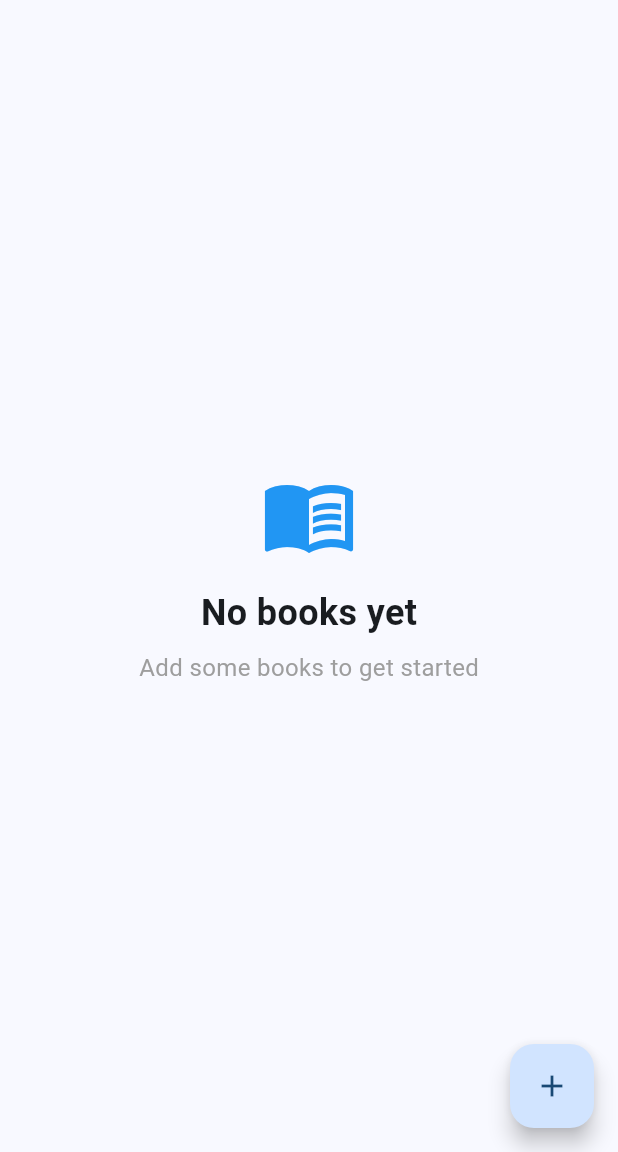
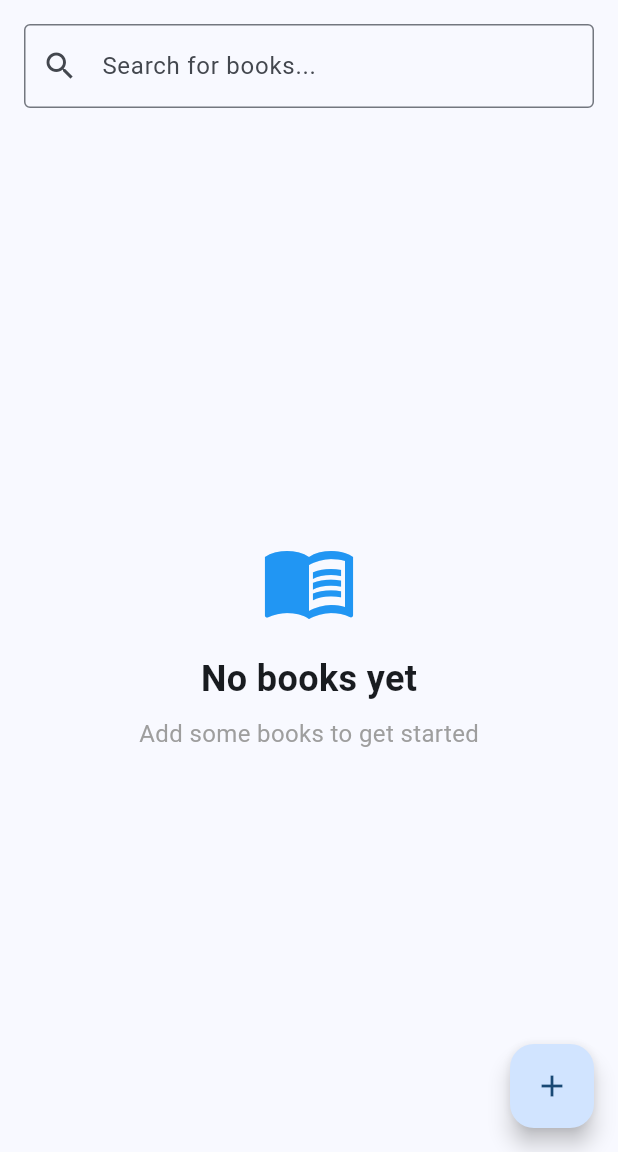
Before and after one commit to 0x6762/book-tracker, a Flutter app: the screen it shows after launch, after a tap on the "add" icon, after a tap on the "delete" icon, on a phone screen of 412 x 824 dp, the part 84-1236 px from its top. Run offline on Flutter 3.47's test engine with Material 3 defaults, Android fonts, the phone set to English and light mode, and no system bars; our stand-ins replace dio, drift, flutter_dotenv; accounts and stored records are empty; generated files the repository leaves out were written again.

Commit message:
Google Books API integration

```diff
--- /dev/null
+++ b/lib/data/datasources/google_books_api_service.dart
@@ -0,0 +1,78 @@
+import 'package:dio/dio.dart';
+import 'package:flutter_dotenv/flutter_dotenv.dart';
+import '../../domain/entities/book.dart';
+
+class GoogleBooksApiService {
+  static const String _baseUrl = 'https://www.googleapis.com/books/v1';
+  late final Dio _dio;
+
+  GoogleBooksApiService() {
+    _dio = Dio();
+    _dio.options.baseUrl = _baseUrl;
+    _dio.options.connectTimeout = const Duration(seconds: 10);
+    _dio.options.receiveTimeout = const Duration(seconds: 10);
+  }
+
+  Future<List<BookEntity>> searchBooks(String query) async {
+    try {
+      final apiKey = dotenv.env['GOOGLE_BOOKS_API_KEY'];
+      if (apiKey == null || apiKey.isEmpty) {
+        throw Exception(
+          'Google Books API key not found. Please check your .env file.',
+        );
+      }
+
+      // Validate API key format (basic check)
+      if (apiKey == 'your_api_key_here' || apiKey.length < 20) {
+        throw Exception(
+          'Invalid API key. Please set a valid Google Books API key in your .env file.',
+        );
+      }
+
+      final response = await _dio.get(
+        '/volumes',
+        queryParameters: {'q': query, 'key': apiKey, 'maxResults': 20},
+      );
+
+      if (response.statusCode == 200) {
+        final List<dynamic> items = response.data['items'] ?? [];
+        return items.map((item) => _mapToBookEntity(item)).toList();
+      } else {
+        throw Exception('Failed to search books: ${response.statusCode}');
+      }
+    } on DioException catch (e) {
+      if (e.response?.statusCode == 403) {
+        throw Exception('API key is invalid or quota exceeded');
+      } else if (e.response?.statusCode == 400) {
+        throw Exception('Invalid search query');
+      } else {
+        throw Exception('Network error: ${e.message}');
+      }
+    } catch (e) {
+      throw Exception('Unexpected error: $e');
+    }
+  }
+
+  BookEntity _mapToBookEntity(Map<String, dynamic> item) {
+    final volumeInfo = item['volumeInfo'] ?? {};
+    final imageLinks = volumeInfo['imageLinks'] ?? {};
+
+    // Extract authors
+    final authors = volumeInfo['authors'] as List<dynamic>?;
+    final authorsString = authors?.join(', ') ?? 'Unknown Author';
+
+    // Extract categories (for future use)
+    // final categories = volumeInfo['categories'] as List<dynamic>?;
+    // final categoriesString = categories?.join(', ') ?? '';
+
+    return BookEntity(
+      googleBooksId: item['id'] ?? '',
+      title: volumeInfo['title'] ?? 'Unknown Title',
+      authors: authorsString,
+      description: volumeInfo['description'] ?? '',
+      thumbnailUrl: imageLinks['thumbnail'] ?? imageLinks['smallThumbnail'],
+      publishedDate: volumeInfo['publishedDate'] ?? '',
+      pageCount: volumeInfo['pageCount']?.toInt(),
+    );
+  }
+}
--- /dev/null
+++ b/lib/data/repositories/books_repository_impl.dart
@@ -0,0 +1,39 @@
+import '../../data/database/app_database.dart';
+import '../../data/datasources/google_books_api_service.dart';
+import '../../domain/entities/book.dart';
+import '../../domain/repositories/books_repository.dart';
+
+class BooksRepositoryImpl implements BooksRepository {
+  final AppDatabase _database;
+  final GoogleBooksApiService _apiService;
+
+  BooksRepositoryImpl({
+    required AppDatabase database,
+    required GoogleBooksApiService apiService,
+  }) : _database = database,
+       _apiService = apiService;
+
+  @override
+  Future<List<BookEntity>> getAllBooks() async {
+    final books = await _database.getAllBooks();
+    return books.map((book) => book.toEntity()).toList();
+  }
+
+  @override
+  Future<void> addBook(BookEntity book) async {
+    await _database.insertBook(book.toCompanion());
+  }
+
+  @override
+  Future<void> deleteBook(int id) async {
+    await _database.deleteBook(id);
+  }
+
+  @override
+  Future<List<BookEntity>> searchBooks(String query) async {
+    if (query.trim().isEmpty) {
+      return [];
+    }
+    return await _apiService.searchBooks(query);
+  }
+}
--- a/lib/main.dart
+++ b/lib/main.dart
@@ -1,9 +1,22 @@
 import 'package:flutter/material.dart';
 import 'package:provider/provider.dart';
+import 'package:flutter_dotenv/flutter_dotenv.dart';
 import 'presentation/providers/book_provider.dart';
 import 'domain/entities/book.dart';
 
-void main() {
+void main() async {
+  WidgetsFlutterBinding.ensureInitialized();
+
+  // Load environment variables from .env file
+  // Make sure to copy .env.example to .env and add your API key
+  try {
+    await dotenv.load(fileName: ".env");
+  } catch (e) {
+    print('Warning: Could not load .env file. Using default values.');
+    // Set default values if .env file is not available
+    dotenv.testLoad(fileInput: 'GOOGLE_BOOKS_API_KEY=your_api_key_here');
+  }
+
   runApp(const BookTrackerApp());
 }
 
@@ -50,8 +63,94 @@ class _BookTrackerHomePageState extends State<BookTrackerHomePage> {
         title: const Text('Book Tracker'),
         backgroundColor: Theme.of(context).colorScheme.inversePrimary,
       ),
-      body: Consumer<BookProvider>(
+      body: Column(
+        children: [
+          // Search Bar
+          Padding(
+            padding: const EdgeInsets.all(16.0),
+            child: TextField(
+              decoration: const InputDecoration(
+                hintText: 'Search for books...',
+                prefixIcon: Icon(Icons.search),
+                border: OutlineInputBorder(),
+              ),
+              onChanged: (query) {
+                context.read<BookProvider>().searchBooks(query);
+              },
+            ),
+          ),
+          // Content
+          Expanded(
+            child: Consumer<BookProvider>(
               builder: (context, bookProvider, child) {
+                // Show search results if searching
+                if (bookProvider.isSearching) {
+                  return const Center(child: CircularProgressIndicator());
+                }
+
+                if (bookProvider.searchResults.isNotEmpty) {
+                  return _buildSearchResults(bookProvider);
+                }
+
+                // Show regular book list
+                return _buildBookList(bookProvider);
+              },
+            ),
+          ),
+        ],
+      ),
+      floatingActionButton: FloatingActionButton(
+        onPressed: () {
+          // For now, just add a sample book
+          final sampleBook = BookEntity(
+            googleBooksId: 'sample_${DateTime.now().millisecondsSinceEpoch}',
+            title: 'Sample Book ${DateTime.now().millisecondsSinceEpoch}',
+            authors: 'Sample Author',
+            description: 'This is a sample book for testing',
+          );
+          context.read<BookProvider>().addBook(sampleBook);
+        },
+        child: const Icon(Icons.add),
+      ),
+    );
+  }
+
+  Widget _buildSearchResults(BookProvider bookProvider) {
+    return ListView.builder(
+      itemCount: bookProvider.searchResults.length,
+      itemBuilder: (context, index) {
+        final book = bookProvider.searchResults[index];
+        return Card(
+          margin: const EdgeInsets.symmetric(horizontal: 16, vertical: 4),
+          child: ListTile(
+            leading: book.thumbnailUrl != null
+                ? Image.network(
+                    book.thumbnailUrl!,
+                    width: 50,
+                    height: 70,
+                    fit: BoxFit.cover,
+                    errorBuilder: (context, error, stackTrace) {
+                      return const Icon(Icons.book, size: 50);
+                    },
+                  )
+                : const Icon(Icons.book, size: 50),
+            title: Text(book.title),
+            subtitle: Text(book.authors),
+            trailing: IconButton(
+              icon: const Icon(Icons.add),
+              onPressed: () {
+                context.read<BookProvider>().addBook(book);
+                // Clear search results after adding
+                context.read<BookProvider>().searchBooks('');
+              },
+            ),
+          ),
+        );
+      },
+    );
+  }
+
+  Widget _buildBookList(BookProvider bookProvider) {
     if (bookProvider.isLoading) {
       return const Center(child: CircularProgressIndicator());
     }
@@ -106,21 +205,5 @@ class _BookTrackerHomePageState extends State<BookTrackerHomePage> {
         );
       },
     );
-        },
-      ),
-      floatingActionButton: FloatingActionButton(
-        onPressed: () {
-          // For now, just add a sample book
-          final sampleBook = BookEntity(
-            googleBooksId: 'sample_${DateTime.now().millisecondsSinceEpoch}',
-            title: 'Sample Book ${DateTime.now().millisecondsSinceEpoch}',
-            authors: 'Sample Author',
-            description: 'This is a sample book for testing',
-          );
-          context.read<BookProvider>().addBook(sampleBook);
-        },
-        child: const Icon(Icons.add),
-      ),
-    );
   }
 }
--- a/lib/presentation/providers/book_provider.dart
+++ b/lib/presentation/providers/book_provider.dart
@@ -1,23 +1,37 @@
 import 'package:flutter/foundation.dart';
 import '../../data/database/app_database.dart';
+import '../../data/datasources/google_books_api_service.dart';
+import '../../data/repositories/books_repository_impl.dart';
 import '../../domain/entities/book.dart';
+import '../../domain/repositories/books_repository.dart';
 
 class BookProvider with ChangeNotifier {
-  final AppDatabase _database = AppDatabase();
+  final BooksRepository _repository;
 
   List<BookEntity> _books = [];
+  List<BookEntity> _searchResults = [];
   bool _isLoading = false;
+  bool _isSearching = false;
   String? _error;
 
   List<BookEntity> get books => _books;
+  List<BookEntity> get searchResults => _searchResults;
   bool get isLoading => _isLoading;
+  bool get isSearching => _isSearching;
   String? get error => _error;
+
+  BookProvider({BooksRepository? repository})
+    : _repository =
+          repository ??
+          BooksRepositoryImpl(
+            database: AppDatabase(),
+            apiService: GoogleBooksApiService(),
+          );
 
   Future<void> loadBooks() async {
     _setLoading(true);
     try {
-      final bookDataList = await _database.getAllBooks();
-      _books = bookDataList.map((bookData) => bookData.toEntity()).toList();
+      _books = await _repository.getAllBooks();
       _error = null;
     } catch (e) {
       _error = 'Failed to load books: $e';
@@ -28,7 +42,7 @@ class BookProvider with ChangeNotifier {
 
   Future<void> addBook(BookEntity book) async {
     try {
-      await _database.insertBook(book.toCompanion());
+      await _repository.addBook(book);
       await loadBooks(); // Refresh the list
     } catch (e) {
       _error = 'Failed to add book: $e';
@@ -38,7 +52,7 @@ class BookProvider with ChangeNotifier {
 
   Future<void> deleteBook(int id) async {
     try {
-      await _database.deleteBook(id);
+      await _repository.deleteBook(id);
       await loadBooks(); // Refresh the list
     } catch (e) {
       _error = 'Failed to delete book: $e';
@@ -46,8 +60,31 @@ class BookProvider with ChangeNotifier {
     }
   }
 
+  Future<void> searchBooks(String query) async {
+    if (query.trim().isEmpty) {
+      _searchResults = [];
+      notifyListeners();
+      return;
+    }
+
+    _setSearching(true);
+    try {
+      _searchResults = await _repository.searchBooks(query);
+      _error = null;
+    } catch (e) {
+      _error = 'Failed to search books: $e';
+    } finally {
+      _setSearching(false);
+    }
+  }
+
   void _setLoading(bool loading) {
     _isLoading = loading;
     notifyListeners();
   }
+
+  void _setSearching(bool searching) {
+    _isSearching = searching;
+    notifyListeners();
+  }
 }
```
Also changed, not shown: lib/domain/repositories/books_repository.dart (added, +8 -0 lines), pubspec.yaml (+9 -3 lines), pubspec.lock, 4 other files. Lines whose indentation alone changed are shown as unchanged.
